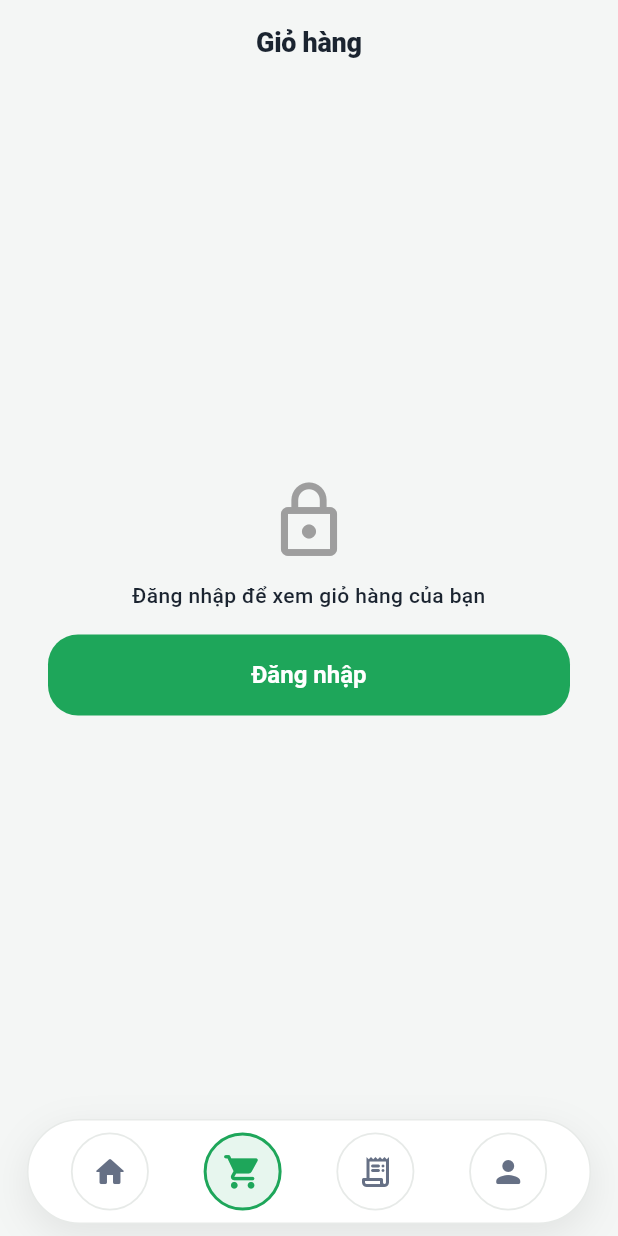
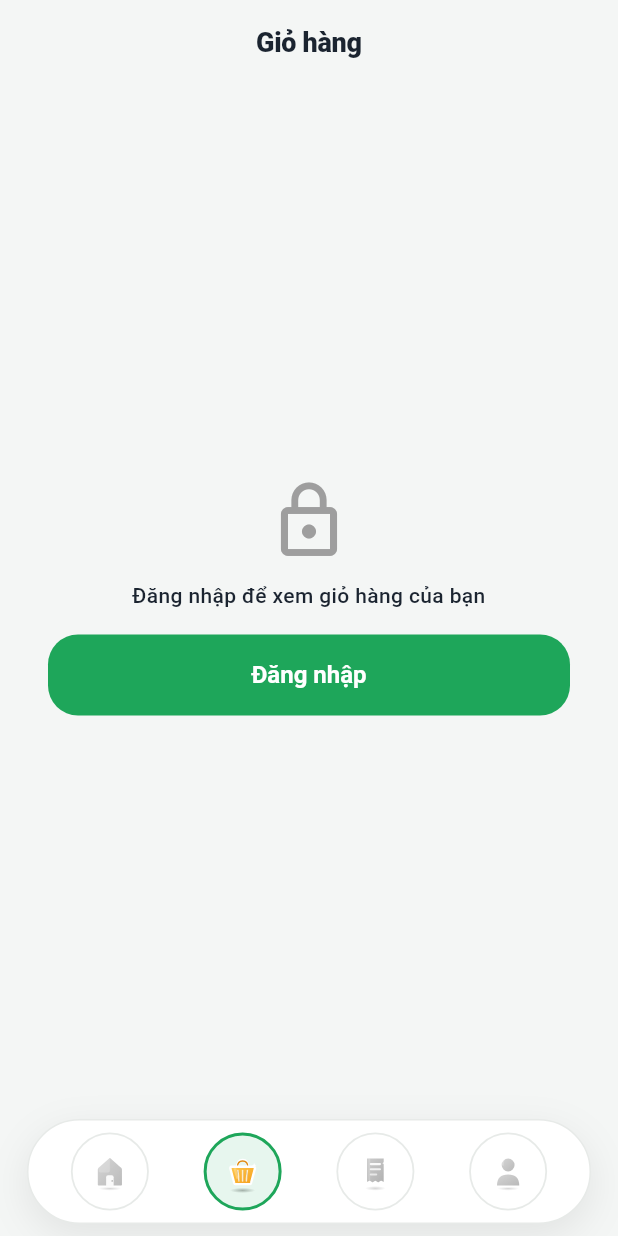
Before and after one commit to kiennhe06/vimart, a Flutter app: the screen it shows after launch, item 2 of the bottom bar chosen, on a phone screen of 412 x 824 dp. Run offline on Flutter 3.47's test engine with Material 3 defaults, Android fonts, the phone set to English and light mode, and no system bars; our stand-ins replace dio, flutter_riverpod, flutter_svg, go_router, image_picker, shared_preferences; network calls fail.

Commit message:
feat(nav): glossy sticker bottom-nav icons
Replace flat Material bottom-nav icons (home/cart/orders/profile) with
the same 3D sticker family as category icons. Selected tab shows the
full-color sticker; unselected tabs are desaturated (grayscale + dim)
so the active tab pops. Update bottom_nav_test to match SvgPicture.

Co-Authored-By: Claude Opus 4.8 <noreply@anthropic.com>

```diff
--- a/lib/features/home/widgets/vimart_bottom_nav.dart
+++ b/lib/features/home/widgets/vimart_bottom_nav.dart
@@ -1,5 +1,5 @@
-import 'package:flutter/material.dart' show Icons;
 import 'package:flutter/widgets.dart';
+import 'package:flutter_svg/flutter_svg.dart';
 
 import '../../../app/cart_anchor.dart';
 import '../../../app/design.dart';
@@ -25,11 +25,11 @@ class VimartBottomNav extends StatelessWidget {
   /// Nhãn (đã dịch) cho từng mục — dùng làm Semantics label cho icon.
   final List<String> labels;
 
-  static const List<IconData> _icons = [
-    Icons.home_rounded,
-    Icons.shopping_cart_rounded,
-    Icons.receipt_long_rounded,
-    Icons.person_rounded,
+  static const List<String> _icons = [
+    'assets/icons/nav/home.svg',
+    'assets/icons/nav/cart.svg',
+    'assets/icons/nav/orders.svg',
+    'assets/icons/nav/profile.svg',
   ];
 
   @override
@@ -50,7 +50,7 @@ class VimartBottomNav extends StatelessWidget {
           children: [
             for (int i = 0; i < _icons.length; i++)
               _NavCircle(
-                icon: _icons[i],
+                asset: _icons[i],
                 label: i < labels.length ? labels[i] : '',
                 selected: i == currentIndex,
                 badgeCount: i == 1 ? cartCount : 0,
@@ -67,7 +67,7 @@ class VimartBottomNav extends StatelessWidget {
 
 class _NavCircle extends StatelessWidget {
   const _NavCircle({
-    required this.icon,
+    required this.asset,
     required this.label,
     required this.selected,
     required this.onTap,
@@ -75,7 +75,7 @@ class _NavCircle extends StatelessWidget {
     this.anchorKey,
   });
 
-  final IconData icon;
+  final String asset;
   final String label;
   final bool selected;
   final VoidCallback onTap;
@@ -83,6 +83,14 @@ class _NavCircle extends StatelessWidget {
 
   /// GlobalKey đánh dấu icon giỏ (đích của hiệu ứng bay vào giỏ).
   final Key? anchorKey;
+
+  /// Ma trận xám (luma) để làm mờ sticker ở tab chưa chọn.
+  static const ColorFilter _grayscale = ColorFilter.matrix(<double>[
+    0.2126, 0.7152, 0.0722, 0, 0, //
+    0.2126, 0.7152, 0.0722, 0, 0, //
+    0.2126, 0.7152, 0.0722, 0, 0, //
+    0, 0, 0, 1, 0, //
+  ]);
 
   @override
   Widget build(BuildContext context) {
@@ -115,8 +123,17 @@ class _NavCircle extends StatelessWidget {
                 scale: selected ? 1.12 : 1.0,
                 duration: AppMotion.dur(context, AppMotion.base),
                 curve: AppMotion.pop,
-                child: Icon(icon,
-                    size: 24, color: selected ? context.c.brand : context.c.textSecondary),
+                // Tab chọn: sticker màu đầy đủ. Chưa chọn: xám + hơi mờ.
+                child: AnimatedOpacity(
+                  opacity: selected ? 1 : 0.55,
+                  duration: AppMotion.dur(context, AppMotion.base),
+                  child: SvgPicture.asset(
+                    asset,
+                    width: 30,
+                    height: 30,
+                    colorFilter: selected ? null : _grayscale,
+                  ),
+                ),
               ),
             ),
             // Badge giỏ hàng: hiện/ẩn bằng scale (pop) + số nhảy khi đổi.
--- a/pubspec.yaml
+++ b/pubspec.yaml
@@ -70,6 +70,7 @@ flutter:
 
   assets:
     - assets/icons/categories/
+    - assets/icons/nav/
 
   # To add assets to your application, add an assets section, like this:
   # assets:
```
Also changed, not shown: assets/icons/nav/cart.svg (added), assets/icons/nav/home.svg (added), assets/icons/nav/orders.svg (added), assets/icons/nav/profile.svg (added), 1 other file.
